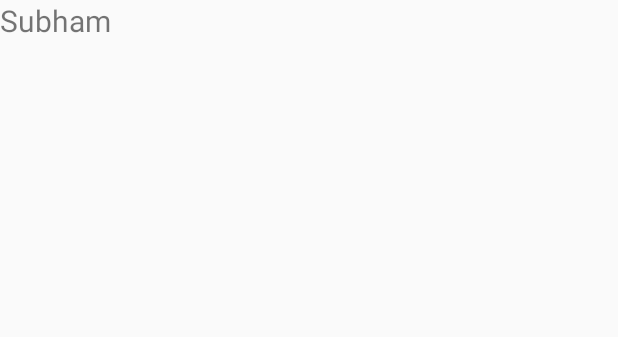
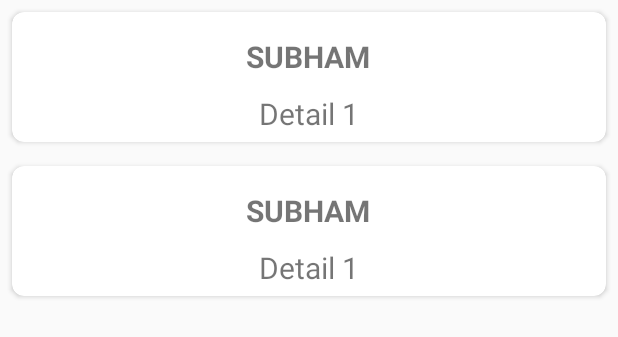
Before and after one commit to jha-prateek/product_ai, an Android app: the layout detail_page.xml on its own in the app's theme, with its tools: preview values and no code run, on a phone screen of 412 x 824 dp. Shown: the top 337 px of the screen. Run offline under Robolectric (Android 15) with nearby library versions, the phone set to English and light mode, and no system bars; network calls fail.

Commit message:
Added circular button and cardview

```diff
--- a/app/build.gradle
+++ b/app/build.gradle
@@ -55,8 +55,8 @@ dependencies {
     implementation 'com.android.support:support-annotations:27.1.1'
     implementation 'com.wonderkiln:camerakit:0.13.1'
     implementation 'com.android.support:support-v13:27.1.1'
-
     implementation 'org.tensorflow:tensorflow-lite:+'
-
     testImplementation 'junit:junit:4.12'
+    compile 'com.github.markushi:circlebutton:1.1'
+    implementation 'com.android.support:cardview-v7:27.1.1'
 }
--- a/app/src/main/res/layout/detail_page.xml
+++ b/app/src/main/res/layout/detail_page.xml
@@ -1,19 +1,97 @@
 <?xml version="1.0" encoding="utf-8"?>
 <RelativeLayout
     xmlns:android="http://schemas.android.com/apk/res/android"
+    xmlns:app="http://schemas.android.com/apk/res-auto" android:layout_height="match_parent"
+    android:layout_width="match_parent"
+    >
+    <android.support.v7.widget.CardView
+        android:id="@+id/card1"
+        android:layout_width="match_parent"
+        android:layout_height="wrap_content"
+        android:layout_margin="8dp"
+        app:cardCornerRadius="8dp">
+        <RelativeLayout
+
             android:layout_width="match_parent"
             android:layout_height="match_parent">
 
             <ImageView
+                android:padding="5dp"
                 android:id="@+id/imageView2"
                 android:layout_width="wrap_content"
                 android:layout_height="wrap_content"
+                android:layout_centerHorizontal="true"
+                />
+
+            <TextView
+                android:padding="5dp"
+                android:id="@+id/text_view"
+                android:layout_width="wrap_content"
+                android:layout_height="wrap_content"
+                android:layout_below="@id/imageView2"
+                android:text="Subham"
+                android:layout_centerVertical="true"
+                android:layout_centerHorizontal="true"
+                android:textSize="20sp"
+                android:textAllCaps="true"
+                android:textStyle="bold|normal"
+                android:fontFamily="sans-serif"
                 />
             <TextView
-        android:id="@+id/text_view"
+                android:id="@+id/text_view1"
+                android:padding="5dp"
+                android:layout_width="wrap_content"
+                android:layout_height="wrap_content"
+                android:layout_below="@id/text_view"
+                android:text="Detail 1"
+                android:textSize="20sp"
+                android:layout_centerHorizontal="true"/>
+        </RelativeLayout>
+    </android.support.v7.widget.CardView>
+    <android.support.v7.widget.CardView
+        android:id="@+id/card2"
+        android:layout_below="@id/card1"
         android:layout_width="match_parent"
         android:layout_height="wrap_content"
+        android:layout_margin="8dp"
+        app:cardCornerRadius="8dp">
+        <RelativeLayout
+
+            android:layout_width="match_parent"
+            android:layout_height="match_parent">
+
+            <ImageView
+                android:padding="5dp"
+                android:id="@+id/imageView3"
+                android:layout_width="wrap_content"
+                android:layout_height="wrap_content"
+                android:layout_centerHorizontal="true"
+                />
+
+            <TextView
+                android:padding="5dp"
+                android:id="@+id/text_view2"
+                android:layout_width="wrap_content"
+                android:layout_height="wrap_content"
+                android:layout_below="@id/imageView3"
                 android:text="Subham"
-        android:layout_below="@id/imageView2"
-        android:textSize="20sp"/>
+                android:layout_centerVertical="true"
+                android:layout_centerHorizontal="true"
+                android:textSize="20sp"
+                android:textAllCaps="true"
+                android:textStyle="bold|normal"
+                android:fontFamily="sans-serif"
+                />
+            <TextView
+                android:id="@+id/text_view3"
+                android:padding="5dp"
+                android:layout_width="wrap_content"
+                android:layout_height="wrap_content"
+                android:layout_below="@id/text_view2"
+                android:text="Detail 1"
+                android:textSize="20sp"
+                android:layout_centerHorizontal="true"/>
         </RelativeLayout>
+    </android.support.v7.widget.CardView>
+
+</RelativeLayout>
```
Also changed, not shown: app/src/main/java/com/example/android/product_ai/MainActivity.java (+7 -4 lines), app/src/main/java/com/example/android/product_ai/detailPage.java (+21 -4 lines), app/src/main/res/layout/activity_main.xml (+30 -19 lines), 893 other files. Lines whose indentation alone changed are shown as unchanged.
